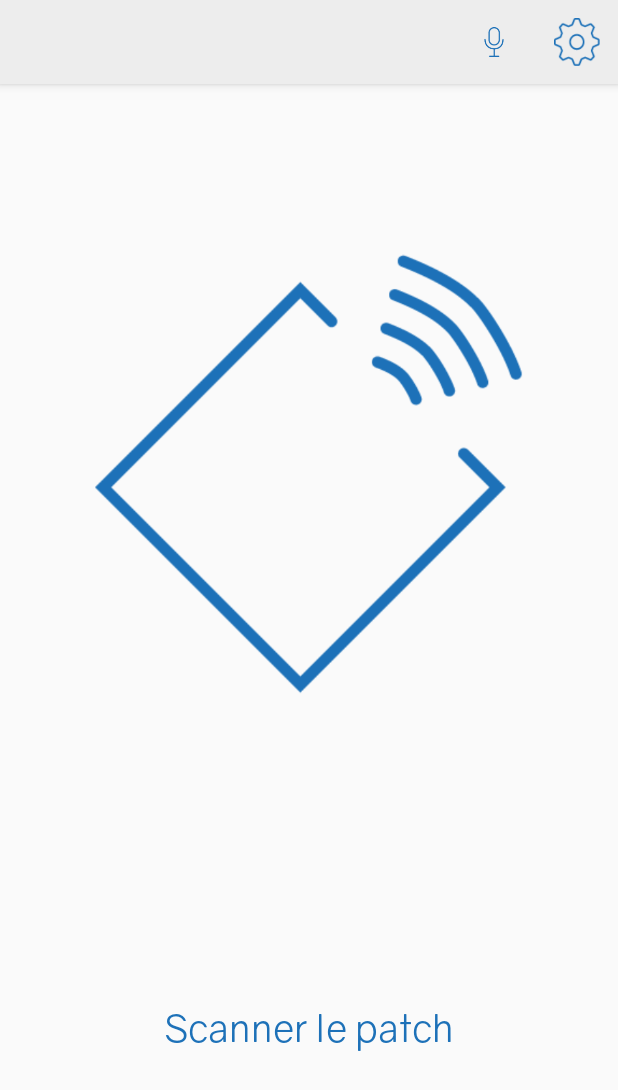
After one commit to LorianeN/Gimsy, an Android app: the NewLieuActivity screen opened directly, with no data from a screen before it, on a phone screen of 412 x 824 dp. The commit adds this screen. Shown: the top 1090 px of the screen. Run offline under Robolectric (Android 15) with nearby library versions, the light colour scheme and no system bars.

Commit message:
added add_new_lieu

```diff
--- a/app/src/main/AndroidManifest.xml
+++ b/app/src/main/AndroidManifest.xml
@@ -1,22 +1,22 @@
 <?xml version="1.0" encoding="utf-8"?>
 <manifest xmlns:android="http://schemas.android.com/apk/res/android"
-    package="fred.gimsy" >
+    package="fred.gimsy">
 
     <application
         android:allowBackup="true"
         android:icon="@mipmap/ic_launcher"
         android:label=""
         android:supportsRtl="true"
-        android:theme="@style/AppTheme" >
-        <activity android:name=".AccueilActivity" >
+        android:theme="@style/AppTheme">
+        <activity android:name=".AccueilActivity">
             <intent-filter>
                 <action android:name="android.intent.action.MAIN" />
 
                 <category android:name="android.intent.category.LAUNCHER" />
             </intent-filter>
         </activity>
-        <activity android:name=".SelectItemActivity" >
-        </activity>
+        <activity android:name=".SelectItemActivity"></activity>
+        <activity android:name=".NewLieuActivity"></activity>
     </application>
 
 </manifest>
--- a/app/src/main/java/fred/gimsy/AccueilActivity.java
+++ b/app/src/main/java/fred/gimsy/AccueilActivity.java
@@ -46,4 +46,11 @@ public class AccueilActivity extends AppCompatActivity {
         intent.putExtra("","");
         startActivity(intent);
     }
+
+    public void newLieu(View view) {
+        //TODO passer à l'activité suivante
+        Intent intent = new Intent(AccueilActivity.this,NewLieuActivity.class);
+        intent.putExtra("","");
+        startActivity(intent);
+    }
 }
--- /dev/null
+++ b/app/src/main/java/fred/gimsy/NewLieuActivity.java
@@ -0,0 +1,27 @@
+package fred.gimsy;
+
+import android.graphics.Typeface;
+import android.support.v7.app.AppCompatActivity;
+import android.os.Bundle;
+import android.view.Menu;
+import android.view.MenuInflater;
+import android.widget.TextView;
+
+public class NewLieuActivity extends AppCompatActivity {
+
+    @Override
+    protected void onCreate(Bundle savedInstanceState) {
+        super.onCreate(savedInstanceState);
+        setContentView(R.layout.activity_new_lieu);
+        TextView scanText =(TextView)findViewById(R.id.scanText);
+        Typeface typeFace=Typeface.createFromAsset(getAssets(),"fonts/gravity/Gravity-Book.otf");
+        scanText.setTypeface(typeFace);
+    }
+
+    @Override
+    public boolean onCreateOptionsMenu(Menu menu) {
+        MenuInflater inflater = getMenuInflater();
+        inflater.inflate(R.menu.menu_new_lieu_activity, menu);
+        return true;
+    }
+}
--- a/app/src/main/java/fred/gimsy/SelectItemActivity.java
+++ b/app/src/main/java/fred/gimsy/SelectItemActivity.java
@@ -2,9 +2,6 @@ package fred.gimsy;
 
 import android.support.v7.app.AppCompatActivity;
 import android.os.Bundle;
-import android.widget.ListView;
-
-import java.util.ArrayList;
 
 public class SelectItemActivity extends AppCompatActivity {
 
--- a/app/src/main/res/layout/activity_accueil.xml
+++ b/app/src/main/res/layout/activity_accueil.xml
@@ -70,6 +70,7 @@
                 android:layout_width="match_parent"
                 android:layout_height="wrap_content"
                 android:text="Nouveau Bâtiment"
+                android:onClick="newLieu"
                 />
             </LinearLayout>
             <LinearLayout
--- /dev/null
+++ b/app/src/main/res/layout/activity_new_lieu.xml
@@ -0,0 +1,54 @@
+<?xml version="1.0" encoding="utf-8"?>
+<LinearLayout xmlns:android="http://schemas.android.com/apk/res/android"
+    xmlns:tools="http://schemas.android.com/tools"
+    android:layout_width="match_parent"
+    android:layout_height="match_parent"
+    android:paddingLeft="@dimen/activity_horizontal_margin"
+    android:paddingRight="@dimen/activity_horizontal_margin"
+    android:paddingTop="@dimen/activity_vertical_margin"
+    android:paddingBottom="@dimen/activity_vertical_margin"
+    android:orientation="vertical"
+    android:weightSum="6"
+    tools:context="fred.gimsy.SelectItemActivity">
+
+    <LinearLayout
+        android:layout_width="match_parent"
+        android:layout_height="match_parent"
+        android:layout_weight="2"
+        >
+        <ImageView
+            android:layout_width="match_parent"
+            android:layout_height="wrap_content"
+            android:layout_gravity="center"
+            android:src="@drawable/picto_nfc"
+            android:layout_marginLeft="45dp"
+            android:layout_marginRight="35dp"
+            />
+    </LinearLayout>
+
+    <LinearLayout
+        android:layout_width="match_parent"
+        android:layout_height="match_parent"
+        android:orientation="horizontal"
+        android:layout_gravity="center"
+        android:layout_weight="4"
+        android:weightSum="3"
+        >
+        <LinearLayout
+            android:layout_width="wrap_content"
+            android:layout_height="wrap_content">
+            android:orientation="vertical"
+            android:gravity="center"
+            android:layout_weight="1"
+        </LinearLayout>
+        <TextView
+            android:id="@+id/scanText"
+            android:layout_width="fill_parent"
+            android:layout_height="fill_parent"
+            android:gravity="center"
+            android:text="Scanner le patch"
+            android:textSize="25dp"
+            android:textColor="@color/colorFont"
+            />
+    </LinearLayout>
+</LinearLayout>
--- a/app/src/main/res/layout/items_cell_content.xml
+++ b/app/src/main/res/layout/items_cell_content.xml
@@ -1,8 +1,8 @@
 <?xml version="1.0" encoding="utf-8"?>
 <LinearLayout xmlns:android="http://schemas.android.com/apk/res/android"
-    android:orientation="vertical" android:layout_width="match_parent"
+    android:orientation="vertical"
+    android:layout_width="match_parent"
     android:layout_height="match_parent">
-
     <ImageView
         android:id="@+id/XButton"
         android:layout_width="match_parent"
--- /dev/null
+++ b/app/src/main/res/menu/menu_new_lieu_activity.xml
@@ -0,0 +1,16 @@
+<?xml version="1.0" encoding="utf-8"?>
+<menu xmlns:android="http://schemas.android.com/apk/res/android"
+    xmlns:app="http://schemas.android.com/apk/res-auto">
+    <item
+        android:title="@string/app_name"
+        android:id="@+id/action_cart"
+        android:icon="@drawable/mic"
+        android:orderInCategory="100"
+        app:showAsAction="always"/>
+    <item
+        android:title="@string/app_name"
+        android:id="@+id/parameters"
+        android:icon="@drawable/picto_parametre"
+        android:orderInCategory="100"
+        app:showAsAction="always"/>
+</menu>
--- a/app/src/main/res/values/strings.xml
+++ b/app/src/main/res/values/strings.xml
@@ -1,6 +1,6 @@
 <resources>
     <string name="app_name">Gimsy</string>
 
-<!-- TODO: Remove or change this placeholder text -->
+    <!-- TODO: Remove or change this placeholder text -->
     <string name="hello_blank_fragment">Hello blank fragment</string>
 </resources>
```
Also changed, not shown: app/src/main/res/layout/activity_select_item.xml (+4 -3 lines), app/src/main/res/drawable/picto_nfc.png (added), app/src/main/res/drawable/picto_parametre.png (added).
